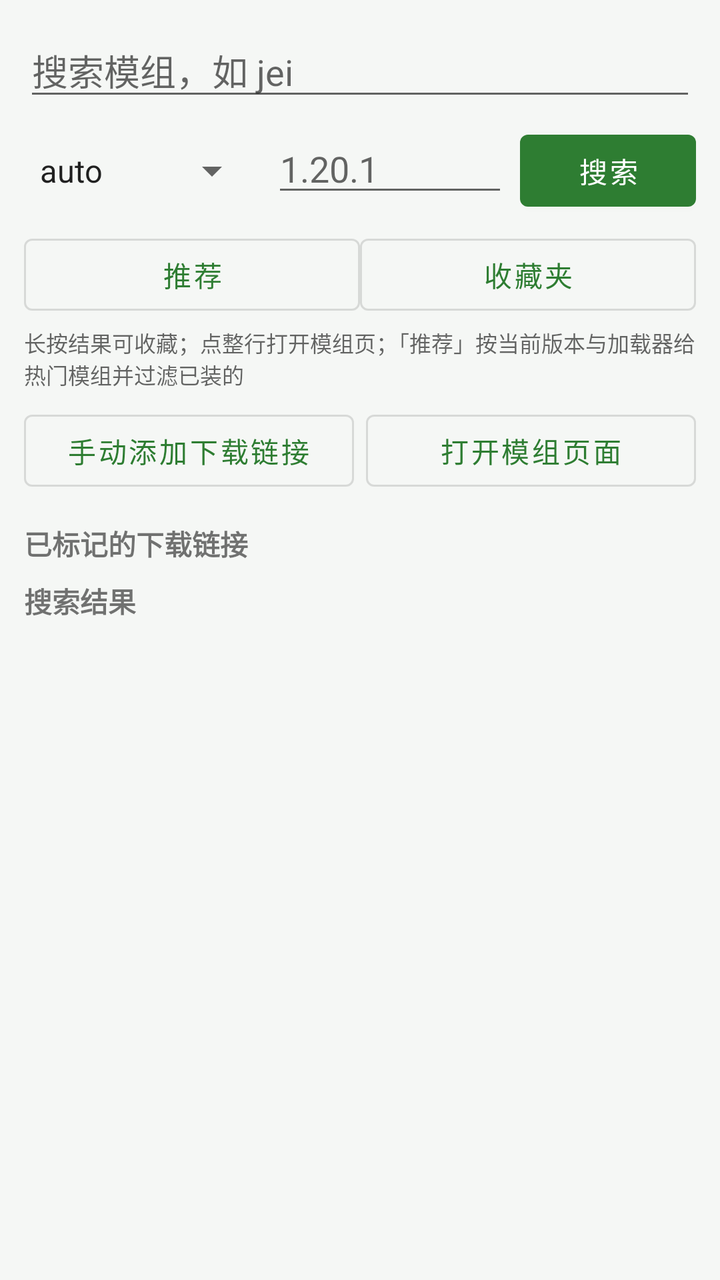
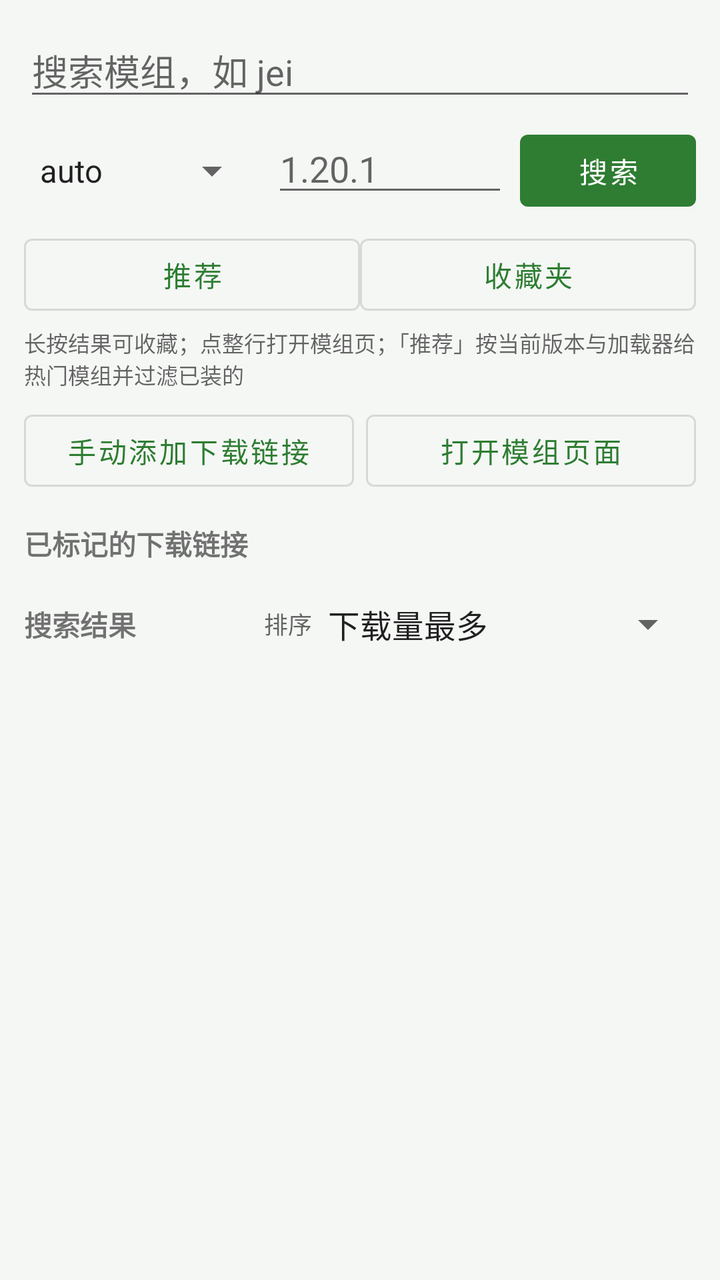

Screens rendered from an Android XML layout before and after an edit, with the pre-edit source and the edit as a unified diff.
<!-- AndroidManifest.xml: application theme Theme.ModMigrator -->
<!-- res/layout/fragment_market.xml -->
<?xml version="1.0" encoding="utf-8"?>
<LinearLayout xmlns:android="http://schemas.android.com/apk/res/android"
    android:layout_width="match_parent"
    android:layout_height="match_parent"
    android:orientation="vertical"
    android:padding="12dp">

    <EditText
        android:id="@+id/etQuery"
        android:layout_width="match_parent"
        android:layout_height="wrap_content"
        android:hint="@string/hint_query"
        android:imeOptions="actionSearch"
        android:inputType="text"
        android:singleLine="true" />

    <LinearLayout
        android:layout_width="match_parent"
        android:layout_height="wrap_content"
        android:layout_marginTop="6dp"
        android:orientation="horizontal">

        <Spinner
            android:id="@+id/spLoader"
            android:layout_width="0dp"
            android:layout_height="wrap_content"
            android:layout_weight="1"
            android:entries="@array/loaders" />

        <EditText
            android:id="@+id/etVersion"
            android:layout_width="0dp"
            android:layout_height="wrap_content"
            android:layout_marginStart="6dp"
            android:layout_weight="1"
            android:hint="1.20.1"
            android:inputType="text"
            android:singleLine="true" />

        <Button
            android:id="@+id/btnSearch"
            android:layout_width="wrap_content"
            android:layout_height="wrap_content"
            android:layout_marginStart="6dp"
            android:text="@string/btn_search" />
    </LinearLayout>

    <LinearLayout
        android:layout_width="match_parent"
        android:layout_height="wrap_content"
        android:layout_marginTop="4dp"
        android:orientation="horizontal">

        <Button
            android:id="@+id/btnRecommend"
            style="@style/Widget.MaterialComponents.Button.OutlinedButton"
            android:layout_width="0dp"
            android:layout_height="wrap_content"
            android:layout_weight="1"
            android:text="@string/btn_recommend" />

        <Button
            android:id="@+id/btnFavorites"
            style="@style/Widget.MaterialComponents.Button.OutlinedButton"
            android:layout_width="0dp"
            android:layout_height="wrap_content"
            android:layout_weight="1"
            android:text="@string/btn_favorites" />
    </LinearLayout>

    <TextView
        android:layout_width="match_parent"
        android:layout_height="wrap_content"
        android:paddingTop="2dp"
        android:text="@string/market_tips"
        android:textColor="@color/textSecondary"
        android:textSize="11sp" />

    <LinearLayout
        android:layout_width="match_parent"
        android:layout_height="wrap_content"
        android:layout_marginTop="6dp"
        android:orientation="horizontal">

        <Button
            android:id="@+id/btnAddLink"
            style="@style/Widget.MaterialComponents.Button.OutlinedButton"
            android:layout_width="0dp"
            android:layout_height="wrap_content"
            android:layout_weight="1"
            android:text="@string/btn_add_link" />

        <Button
            android:id="@+id/btnOpenPage"
            style="@style/Widget.MaterialComponents.Button.OutlinedButton"
            android:layout_width="0dp"
            android:layout_height="wrap_content"
            android:layout_marginStart="6dp"
            android:layout_weight="1"
            android:text="@string/btn_open_page" />
    </LinearLayout>

    <TextView
        android:layout_width="wrap_content"
        android:layout_height="wrap_content"
        android:layout_marginTop="12dp"
        android:text="@string/marked_links"
        android:textStyle="bold" />

    <androidx.recyclerview.widget.RecyclerView
        android:id="@+id/rvLinks"
        android:layout_width="match_parent"
        android:layout_height="wrap_content"
        android:layout_marginBottom="8dp"
        android:overScrollMode="never" />

    <TextView
        android:layout_width="wrap_content"
        android:layout_height="wrap_content"
        android:text="@string/search_results"
        android:textStyle="bold" />

    <androidx.recyclerview.widget.RecyclerView
        android:id="@+id/rvMods"
        android:layout_width="match_parent"
        android:layout_height="0dp"
        android:layout_weight="1" />
</LinearLayout>
<!-- resources referenced by this layout -->
<resources>
  <string-array name="loaders">
          <item>auto</item>
          <item>fabric</item>
          <item>forge</item>
          <item>neoforge</item>
          <item>quilt</item>
      </string-array>
  <color name="textSecondary">#99000000</color>
  <string name="btn_add_link">手动添加下载链接</string>
  <string name="btn_favorites">收藏夹</string>
  <string name="btn_open_page">打开模组页面</string>
  <string name="btn_recommend">推荐</string>
  <string name="btn_search">搜索</string>
  <string name="hint_query">搜索模组，如 jei</string>
  <string name="marked_links">已标记的下载链接</string>
  <string name="market_tips">长按结果可收藏；点整行打开模组页；「推荐」按当前版本与加载器给热门模组并过滤已装的</string>
  <string name="search_results">搜索结果</string>
  <style name="Theme.ModMigrator" parent="Theme.MaterialComponents.DayNight.NoActionBar">
          <item name="colorPrimary">@color/primary</item>
          <item name="colorPrimaryDark">@color/primaryDark</item>
          <item name="colorAccent">@color/accent</item>
          <item name="android:windowBackground">@color/bg</item>
          <item name="android:statusBarColor">@color/primaryDark</item>
          <item name="preferenceTheme">@style/PreferenceThemeOverlay</item>
      </style>
  <color name="primary">#FF2E7D32</color>
  <color name="primaryDark">#FF1B5E20</color>
  <color name="accent">#FF66BB6A</color>
  <color name="bg">#FFF5F7F5</color>
</resources>

<!-- the commit's change to res/layout/fragment_market.xml (unified diff, before → after) -->
@@ -114,11 +114,34 @@
         android:layout_marginBottom="8dp"
         android:overScrollMode="never" />
 
-    <TextView
-        android:layout_width="wrap_content"
+    <LinearLayout
+        android:layout_width="match_parent"
         android:layout_height="wrap_content"
-        android:text="@string/search_results"
-        android:textStyle="bold" />
+        android:layout_marginTop="10dp"
+        android:gravity="center_vertical"
+        android:orientation="horizontal">
+
+        <TextView
+            android:id="@+id/tvListTitle"
+            android:layout_width="0dp"
+            android:layout_height="wrap_content"
+            android:layout_weight="1"
+            android:text="@string/search_results"
+            android:textStyle="bold" />
+
+        <TextView
+            android:layout_width="wrap_content"
+            android:layout_height="wrap_content"
+            android:text="@string/label_sort"
+            android:textColor="@color/textSecondary"
+            android:textSize="12sp" />
+
+        <Spinner
+            android:id="@+id/spSort"
+            android:layout_width="wrap_content"
+            android:layout_height="wrap_content"
+            android:entries="@array/sort_modes" />
+    </LinearLayout>
 
     <androidx.recyclerview.widget.RecyclerView
         android:id="@+id/rvMods"
<!-- resource entries referenced after the edit -->
@@ -7,6 +7,12 @@
           <item>neoforge</item>
           <item>quilt</item>
       </string-array>
+  <string-array name="sort_modes">
+          <item>下载量最多</item>
+          <item>最近更新</item>
+          <item>名称 A-Z</item>
+          <item>相关度（原顺序）</item>
+      </string-array>
   <color name="textSecondary">#99000000</color>
   <string name="btn_add_link">手动添加下载链接</string>
   <string name="btn_favorites">收藏夹</string>
@@ -14,6 +20,7 @@
   <string name="btn_recommend">推荐</string>
   <string name="btn_search">搜索</string>
   <string name="hint_query">搜索模组，如 jei</string>
+  <string name="label_sort">排序</string>
   <string name="marked_links">已标记的下载链接</string>
   <string name="market_tips">长按结果可收藏；点整行打开模组页；「推荐」按当前版本与加载器给热门模组并过滤已装的</string>
   <string name="search_results">搜索结果</string>
